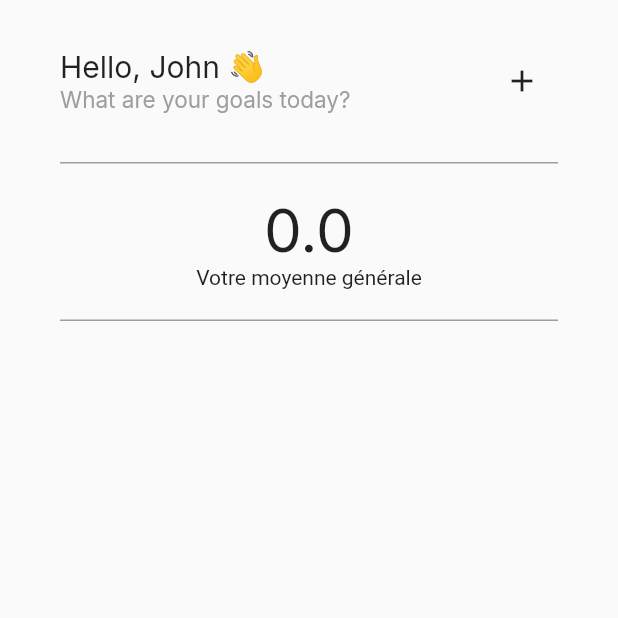
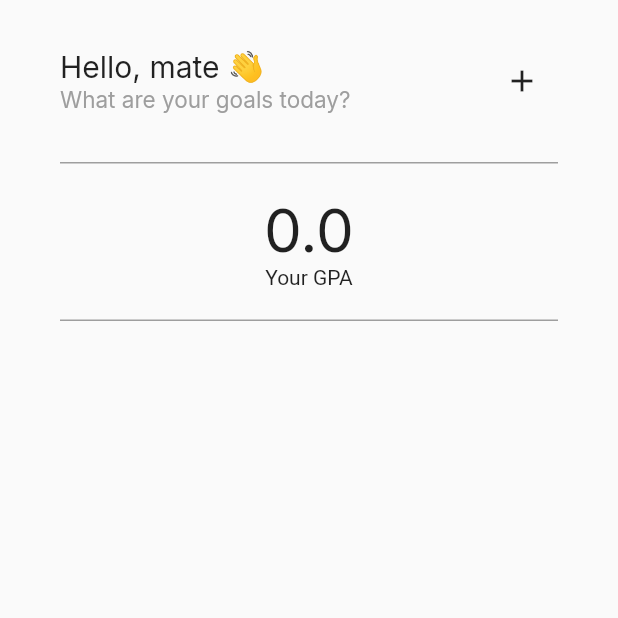
Before and after one commit to 5CYTH3/grade_app, a Flutter app: the screen it shows after launch, on a phone screen of 412 x 824 dp, the top half of it. Run offline on Flutter 3.47's test engine with Material 2 defaults, Android fonts, the phone set to English and light mode, and no system bars; our stand-ins replace google_fonts, hive, hive_flutter; accounts and stored records are empty.

Commit message:
Added new icons + modified label name (android)

```diff
--- a/lib/view/home_screen.dart
+++ b/lib/view/home_screen.dart
@@ -14,7 +14,7 @@ class HomePage extends StatefulWidget {
 }
 
 class _HomePageState extends State<HomePage> {
-  final String name = "John";
+  final String name = "mate";
   final box = Hive.box<Subjects>('subjects');
 
   double generalWeightedMean() {
@@ -55,7 +55,7 @@ class _HomePageState extends State<HomePage> {
                       style: GoogleFonts.inter(fontSize: 40),
                     ),
                   ),
-                  const Text('Votre moyenne générale')
+                  const Text('Your GPA')
                 ],
               ),
             ),
--- a/lib/view/subject_screen.dart
+++ b/lib/view/subject_screen.dart
@@ -18,7 +18,7 @@ class SubjectScreen extends StatelessWidget {
   Widget build(BuildContext context) {
     return Scaffold(
       floatingActionButton: FloatingActionButton(
-        child: Icon(Icons.add),
+        child: const Icon(Icons.add),
         onPressed: () => showDialog(
           context: context,
           builder: (context) => GradeDialog(
@@ -46,7 +46,7 @@ class SubjectScreen extends StatelessWidget {
                     ),
                   ),
                   Text(
-                    "Votre moyenne en '${box.get(subjectKey)?.name.trim()}'",
+                    "Your '${box.get(subjectKey)?.name.trim()}' average",
                     style: GoogleFonts.inter(fontSize: 20, color: Colors.grey),
                   )
                 ],
--- a/pubspec.yaml
+++ b/pubspec.yaml
@@ -20,6 +20,12 @@ dev_dependencies:
   flutter_test:
     sdk: flutter
   hive_generator: ^2.0.0
+  flutter_launcher_icons: ^0.13.1
+
+flutter_launcher_icons:
+  android: "launcher_icon"
+  ios: true
+  image_path: "assets/icon/icon-1024x1024.png"
 
 flutter:
   uses-material-design: true
```
Also changed, not shown: assets/icon/icon-1024x1024.png (added), pubspec.lock, 27 other files.
